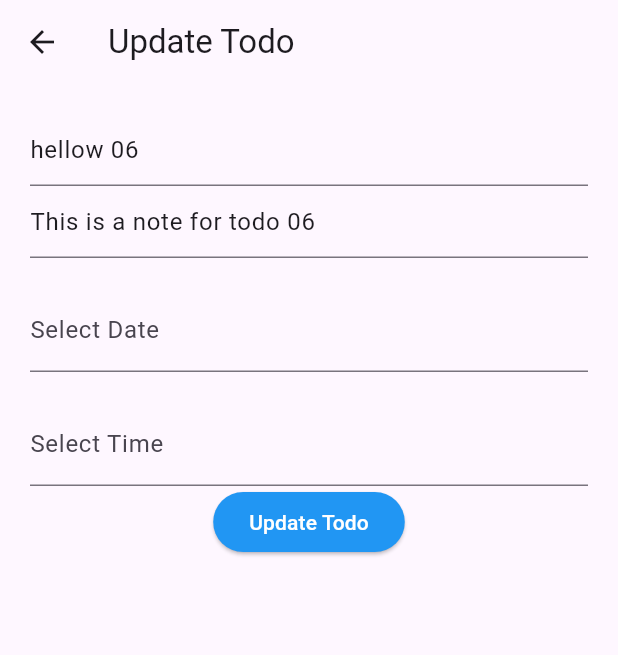
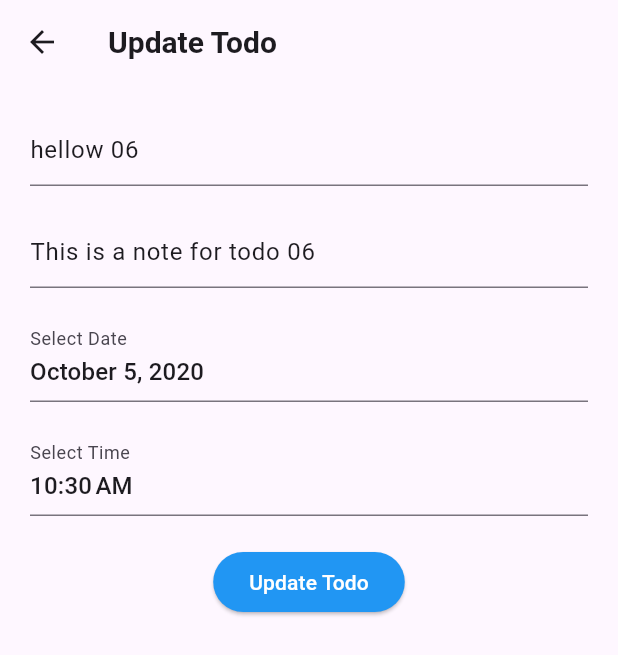
Before and after one commit to KosalaGunarathna/TodoApp-Flutter, a Flutter app: the screen it shows after launch, after a tap on the "delete" icon, on a phone screen of 412 x 824 dp. Shown: the top 655 px of the screen. Run offline on Flutter 3.47's test engine with Material 3 defaults, Android fonts, the phone set to English and light mode, and no system bars; drawn by our look-alikes of date_field; missing offline and left inert: custom_check_box.

Commit message:
]time and date function implement

```diff
--- a/lib/main.dart
+++ b/lib/main.dart
@@ -17,7 +17,7 @@ class MyApp extends StatelessWidget {
         statusBarColor: Colors.transparent, // Make status bar transparent
       ),
     );
-    return MaterialApp(
+    return const MaterialApp(
       title: 'Todo App',
       home: Home(),
     );
--- a/lib/model/todo.dart
+++ b/lib/model/todo.dart
@@ -1,20 +1,20 @@
-import 'dart:async';
+import 'package:flutter/material.dart';
 
 class ToDo {
   String? id;
   String? todoText;
   bool isDone;
   String? todoNote;
-
-
+  DateTime? date;
+  TimeOfDay? time;
 
   ToDo({
     required this.id,
     required this.todoText,
     this.isDone = false,
-    this.todoNote='',
-
-
+    this.todoNote = '',
+    this.date,
+    this.time,
   });
 
   static List<ToDo> todoList() {
@@ -23,7 +23,13 @@ class ToDo {
       ToDo(id: '03', todoText: 'hellow 03'),
       ToDo(id: '04', todoText: 'hellow 04'),
       ToDo(id: '05', todoText: 'hellow 05'),
-      ToDo(id: '06', todoText: 'hellow 06',todoNote: 'This is a note for todo 06'),
+      ToDo(
+          id: '06',
+          todoText: 'hellow 06',
+          todoNote: 'This is a note for todo 06',
+          date : DateTime(2020,10,05),
+          time: const TimeOfDay(hour: 10, minute: 30),
+      ),
     ];
   }
 }
--- a/lib/screens/home.dart
+++ b/lib/screens/home.dart
@@ -5,7 +5,7 @@ import '../widgets/todo_item.dart';
 import '../model/todo.dart';
 
 class Home extends StatefulWidget {
-  Home({Key? key}) : super(key: key);
+  const Home({super.key});
 
   @override
   State<Home> createState() => _HomeState();
@@ -30,13 +30,13 @@ class _HomeState extends State<Home> {
       body: Stack(
         children: [
           Container(
-            padding: EdgeInsets.symmetric(horizontal: 15, vertical: 15),
+            padding: const EdgeInsets.symmetric(horizontal: 15, vertical: 15),
             child: Column(
               children: [
                 searchBox(),
                 Expanded(
                   child: ListView(
-                    padding: EdgeInsets.only(bottom: 50),
+                    padding: const EdgeInsets.only(bottom: 50),
                     children: [
                       Container(
                         margin: const EdgeInsets.only(
@@ -127,7 +127,7 @@ class _HomeState extends State<Home> {
                     onPressed: () {
                       Navigator.push(
                         context,
-                        MaterialPageRoute(builder: (context) => AddTodoPage()),
+                        MaterialPageRoute(builder: (context) => const AddTodoPage()),
                       ).then((value) {
                           print(value); // This will print the whole map
 
@@ -182,12 +182,14 @@ class _HomeState extends State<Home> {
     });
   }
 
-  void _updateTodoItem(String updatedText,String updateNote, String id) {
+  void _updateTodoItem(String updatedText,String updateNote,DateTime? updateDate,TimeOfDay? updateTime,String id) {
     setState(() {
       final index = todoList.indexWhere((item) => item.id == id);
       if (index != -1) {
         todoList[index].todoText = updatedText;
         todoList[index].todoNote = updateNote;
+        todoList[index].date = updateDate; // Update date if needed
+        todoList[index].time = updateTime; // Update time if needed
       }
     });
   }
@@ -199,7 +201,8 @@ class _HomeState extends State<Home> {
           id: DateTime.now().millisecondsSinceEpoch.toString(),
           todoText: todo,
           todoNote: todoNote, // You can add a note here if needed
-          // You can add a note here if neededh
+          date: DateTime.now(), // Add current date
+          time: TimeOfDay.now(), // Add current time
         ));
         _todoController.clear();
       });
@@ -209,7 +212,7 @@ class _HomeState extends State<Home> {
 
   Widget searchBox() {
     return Container(
-      margin: EdgeInsets.only(top: 10, bottom: 20),
+      margin: const EdgeInsets.only(top: 10, bottom: 20),
       padding: const EdgeInsets.symmetric(horizontal: 15, vertical: 1),
       decoration: BoxDecoration(
         color: Colors.white,
@@ -220,7 +223,7 @@ class _HomeState extends State<Home> {
                 Colors.grey.withOpacity(0.5), // shadow color with transparency
             spreadRadius: 2, // shadow size expansion
             blurRadius: 7, // blur effect
-            offset: Offset(0, 3), // shadow position (x, y)
+            offset: const Offset(0, 3), // shadow position (x, y)
           ),
         ],
       ),
@@ -263,7 +266,7 @@ class _HomeState extends State<Home> {
               fontWeight: FontWeight.bold,
             ),
           ),
-          Container(
+          SizedBox(
             height: 20,
             width: 20,
             child: ClipRRect(
--- a/lib/screens/updateTodoPage.dart
+++ b/lib/screens/updateTodoPage.dart
@@ -4,12 +4,16 @@ import 'package:date_field/date_field.dart';
 class UpdateTodoPage extends StatefulWidget {
   final String currentText;
   final String? currentNote;
+  final DateTime? currentDate; // Initialize selected date to null
+  final TimeOfDay? currentTime;
 
-  UpdateTodoPage({
-    Key? key,
+  const UpdateTodoPage({
+    super.key,
     required this.currentText,
-    required this.currentNote,
-  }) : super(key: key);
+    this.currentNote,
+    this.currentDate,
+    this.currentTime,
+  });
 
   @override
   State<UpdateTodoPage> createState() => _UpdateTodoPageState();
@@ -18,19 +22,25 @@ class UpdateTodoPage extends StatefulWidget {
 class _UpdateTodoPageState extends State<UpdateTodoPage> {
   late TextEditingController _controller;
   late TextEditingController _noteController;
+  late DateTime? _date; // Initialize selected date to null
+  late TimeOfDay? _time;
 
   @override
   void initState() {
     super.initState();
     _controller = TextEditingController(text: widget.currentText);
     _noteController = TextEditingController(text: widget.currentNote ?? '');
+    _date = widget.currentDate;
+    _time = widget.currentTime; // Default to current date
   }
-
 
   @override
   Widget build(BuildContext context) {
     return Scaffold(
-      appBar: AppBar(title: Text('Update Todo')),
+      appBar: AppBar(title: const Text('Update Todo',
+      style: TextStyle(fontSize: 20,fontWeight: FontWeight.bold,),
+      textAlign: TextAlign.center,
+      ),),
       body: Padding(
         padding: const EdgeInsets.all(20),
         child: Column(
@@ -38,7 +48,8 @@ class _UpdateTodoPageState extends State<UpdateTodoPage> {
             TextFormField(
               controller: _controller,
               decoration: const InputDecoration(
-                hintText: ' new todo',
+                hintText: 'Enter New Todo',
+                hintStyle: TextStyle(fontWeight: FontWeight.normal),
                 border: UnderlineInputBorder(),
                 focusedBorder: UnderlineInputBorder(
                   borderSide: BorderSide(color: Colors.blue),
@@ -48,11 +59,14 @@ class _UpdateTodoPageState extends State<UpdateTodoPage> {
               maxLines: null,
             ),
 
+            SizedBox(height: 20),
+
             //todo note
             TextFormField(
               controller: _noteController,
               decoration: const InputDecoration(
-                hintText: 'Add note',
+                hintText: 'Add Note',
+                hintStyle: TextStyle(fontWeight: FontWeight.normal),
                 border: UnderlineInputBorder(),
                 focusedBorder: UnderlineInputBorder(
                   borderSide: BorderSide(color: Colors.blue),
@@ -65,6 +79,7 @@ class _UpdateTodoPageState extends State<UpdateTodoPage> {
             const SizedBox(height: 20),
 
             DateTimeFormField(
+              initialValue: _date,
               decoration: const InputDecoration(
                 labelText: 'Select Date',
                 border: UnderlineInputBorder(),
@@ -74,14 +89,32 @@ class _UpdateTodoPageState extends State<UpdateTodoPage> {
               ),
               mode: DateTimeFieldPickerMode.date, // Only date
               onChanged: (DateTime? value) {
-                print('Selected Date: $value');
+                setState(() {
+                  if (value != null) {
+                    _date = value != null
+                        ? DateTime(value.year, value.month, value.day)
+                        : null;
+                  } else {
+                    _date = null; // Reset date if value is null
+                  }
+                  print('Selected Date: $_date');
+                });
               },
             ),
 
-            SizedBox(height: 20),
+            const SizedBox(height: 20),
 
             // Time Picker
             DateTimeFormField(
+              initialValue: _time != null
+                  ? DateTime(
+                      DateTime.now().year,
+                      DateTime.now().month,
+                      DateTime.now().day,
+                      _time!.hour,
+                      _time!.minute,
+                    )
+                  : null,
               decoration: const InputDecoration(
                 labelText: 'Select Time',
                 border: UnderlineInputBorder(),
@@ -91,9 +124,20 @@ class _UpdateTodoPageState extends State<UpdateTodoPage> {
               ),
               mode: DateTimeFieldPickerMode.time, // Only time
               onChanged: (DateTime? value) {
-                print('Selected Time: $value');
+                setState(() {
+                  if (value != null) {
+                    _time = value != null
+                        ? TimeOfDay(hour: value.hour, minute: value.minute)
+                        : null;
+                  } else {
+                    _time = null; // Reset time if value is null
+                  }
+                  print('Selected Time: $_time');
+                });
               },
             ),
+
+            SizedBox(height: 20),
 
             ElevatedButton(
               style: ElevatedButton.styleFrom(
@@ -102,13 +146,17 @@ class _UpdateTodoPageState extends State<UpdateTodoPage> {
               ),
               onPressed: () {
                 if (_controller.text.isNotEmpty) {
+                  print("date : $_date");
+                  print("Time : $_time");
                   Navigator.pop(context, {
-                    'todoText' : _controller.text,
+                    'todoText': _controller.text,
                     'todoNote': _noteController.text,
-                    }); // return value
+                    'date': _date,
+                    'time': _time,
+                  }); // return value
                 }
               },
-              child: Text('Update Todo'),
+              child: const Text('Update Todo'),
             ),
           ],
         ),
--- a/lib/widgets/todo_item.dart
+++ b/lib/widgets/todo_item.dart
@@ -3,6 +3,7 @@ import 'package:todoapp/color_theam/color.dart';
 import 'package:todoapp/model/todo.dart';
 import 'package:custom_check_box/custom_check_box.dart';
 import 'package:todoapp/screens/UpdateTodoPage.dart';
+import 'package:date_field/date_field.dart';
 
 class ToDoItem extends StatelessWidget {
   final ToDo todo;
@@ -12,24 +13,24 @@ class ToDoItem extends StatelessWidget {
 
 
   const ToDoItem({
-    Key? key,
+    super.key,
     required this.todo,
     required this.onDeleteItem,
     required this.onToDoChanged,
     required this.onUpdateItem,
-  }) : super(key: key);
+  });
 
   @override
   Widget build(BuildContext context) {
     return Container(
-      margin: EdgeInsets.only(bottom: 15),
+      margin: const EdgeInsets.only(bottom: 15),
       child: ListTile(
         contentPadding: const EdgeInsets.only(
           left: 5,
         ),
 
         onTap: () {
-          // print("click on todo items");
+
           Navigator.push(
             context,
             MaterialPageRoute(
@@ -37,11 +38,22 @@ class ToDoItem extends StatelessWidget {
                     UpdateTodoPage(
                       currentText: todo.todoText!,
                       currentNote: todo.todoNote ,
+                      currentDate: todo.date,
+                      currentTime: todo.time,
+
                       ),
-                      ),
+                    ),
+
+
           ).then((updatedText) {
             if (updatedText['todoText'] != null && updatedText is Map) {
-              onUpdateItem(updatedText['todoText'],updatedText['todoNote'],todo.id);
+              onUpdateItem(
+              updatedText['todoText'],
+              updatedText['todoNote'],
+              updatedText['date'],
+              updatedText['time'],
+              todo.id,
+              );
 
             }
           });
@@ -63,15 +75,7 @@ class ToDoItem extends StatelessWidget {
           },
         ),
 
-        // ✅ text
-        // title: Text(
-        //   todo.todoText!,
-        //   style: TextStyle(
-        //     fontSize: 16,
-        //     color: tdBlack,
-        //     decoration: todo.isDone ? TextDecoration.lineThrough : null,
-        //   ),
-        // ),
+
 
         title: Column(
           crossAxisAlignment: CrossAxisAlignment.start,
@@ -85,28 +89,42 @@ class ToDoItem extends StatelessWidget {
               ),
             ),
             const SizedBox(height: 5),
-            Text(
-              // 'Extra text for information',
-              todo.todoNote ?? '',
 
-              style: const TextStyle(
-                fontSize: 12,
-                color: Colors.grey,
+            // Text(
+            todo.todoNote == null || todo.todoNote!.isEmpty
+            ? const SizedBox.shrink()
+            : Text(
+                todo.todoNote!,
+                style: const TextStyle(
+                  fontSize: 12,
+                  color: tdGrey,
+                ),
               ),
-            ),
+
+
           ],
         ),
 
-        subtitle: const Align(
+        // ✅ time
+
+        subtitle: Align(
           alignment: Alignment.centerRight,
           child: Column(
             children: [
-              Text("11.44 PM",
-                  style: TextStyle(fontSize: 8, color: Colors.grey)),
+              todo.time == null
+                ? const SizedBox.shrink() // hides the widget, takes no space
+                : Text(
+                    todo.time!.format(context),
+                    style: const TextStyle(fontSize: 10, color: tdGrey),
+                  ),
+
               const SizedBox(height: 2),
-              const Text(
-                "Fri,Oct 10,2025",
-                style: TextStyle(fontSize: 8, color: Colors.grey),
+
+         // ✅ date
+              todo.date == null? const SizedBox.shrink():
+              Text(
+              '${todo.date!.year}-${todo.date!.month.toString().padLeft(2, '0')}-${todo.date!.day.toString().padLeft(2, '0')}',
+                style: const TextStyle(fontSize: 10, color:tdGrey),
               )
             ],
           ),
```
Also changed, not shown: lib/screens/AddTodoPage.dart (+40 -27 lines).
